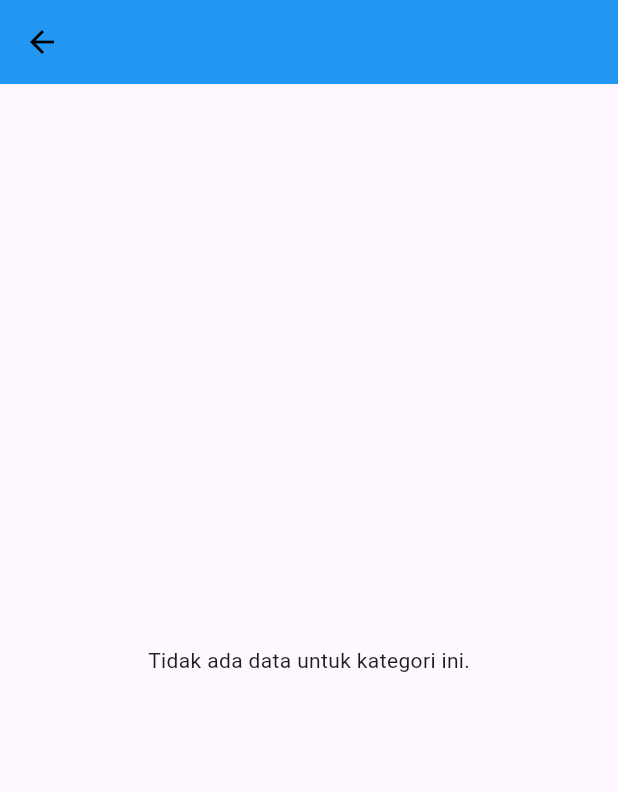
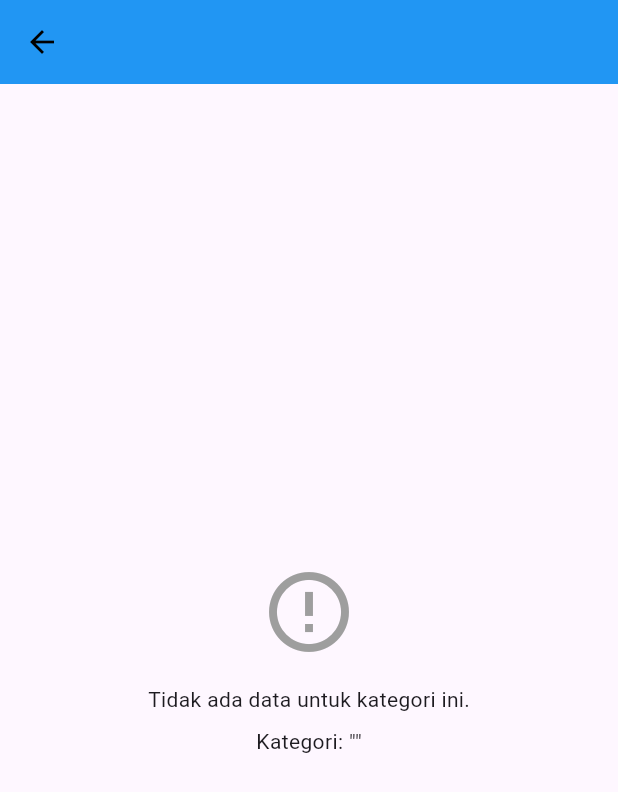
Before and after one commit to newgede/sidebar_navigation, a Flutter app: the HalamanKosaKata screen opened directly with empty values, on a phone screen of 412 x 824 dp. Shown: the top 792 px of the screen. Run offline on Flutter 3.47's test engine with Material 3 defaults, Android fonts, the light colour scheme and no system bars.

Commit message:
menambahkan "finish" pada halaman kosakata

```diff
--- a/lib/halaman_kosa_kata.dart
+++ b/lib/halaman_kosa_kata.dart
@@ -10,309 +10,316 @@ class HalamanKosaKata extends StatefulWidget {
 
 class _HalamanKosaKataState extends State<HalamanKosaKata> {
   int currentIndex = 0;
+  bool isFinished = false;
 
   List<Map<String, String>> semuaKosaKata = [
+    // KOSA KATA HEWAN
     {
       'kata': 'Dog',
       'arti': 'Anjing',
       'ejaan': 'dog',
-      'kategori': 'KosaKata Hewan',
+      'kategori': 'Kosa Kata Hewan',
       'gambar': 'assets/images/dog.jpg',
     },
     {
       'kata': 'Rabbit',
       'arti': 'Kelinci',
       'ejaan': 're-bit',
-      'kategori': 'KosaKata Hewan',
+      'kategori': 'Kosa Kata Hewan',
       'gambar': 'assets/images/rabbit.jpg',
     },
     {
       'kata': 'Zebra',
       'arti': 'Zebra',
       'ejaan': 'ze-bra',
-      'kategori': 'KosaKata Hewan',
+      'kategori': 'Kosa Kata Hewan',
       'gambar': 'assets/images/zebra.jpg',
     },
     {
       'kata': 'Cat',
       'arti': 'Kucing',
       'ejaan': 'kat',
-      'kategori': 'KosaKata Hewan',
+      'kategori': 'Kosa Kata Hewan',
       'gambar': 'assets/images/cat.jpg',
     },
     {
       'kata': 'Cow',
       'arti': 'Sapi',
       'ejaan': 'kau',
-      'kategori': 'KosaKata Hewan',
+      'kategori': 'Kosa Kata Hewan',
       'gambar': 'assets/images/cow.jpg',
     },
     {
       'kata': 'Crocodile',
       'arti': 'Buaya',
       'ejaan': 'kro-ko-dail',
-      'kategori': 'KosaKata Hewan',
+      'kategori': 'Kosa Kata Hewan',
       'gambar': 'assets/images/crocodile.jpg',
     },
     {
       'kata': 'Bird',
       'arti': 'Burung',
       'ejaan': 'bi-rd',
-      'kategori': 'KosaKata Hewan',
+      'kategori': 'Kosa Kata Hewan',
       'gambar': 'assets/images/bird.jpg',
     },
     {
       'kata': 'Deer',
       'arti': 'Rusa',
       'ejaan': 'dir',
-      'kategori': 'KosaKata Hewan',
+      'kategori': 'Kosa Kata Hewan',
       'gambar': 'assets/images/deer.jpg',
     },
     {
       'kata': 'Chicken',
       'arti': 'Ayam',
       'ejaan': 'chi-ken',
-      'kategori': 'KosaKata Hewan',
+      'kategori': 'Kosa Kata Hewan',
       'gambar': 'assets/images/chicken.jpg',
     },
     {
       'kata': 'Tiger',
       'arti': 'Harimau',
       'ejaan': 'tai-ger',
-      'kategori': 'KosaKata Hewan',
+      'kategori': 'Kosa Kata Hewan',
       'gambar': 'assets/images/tiger.jpg',
     },
+
+    // KOSA KATA BUAH
     {
       'kata': 'Kiwi',
       'arti': 'Kiwi',
       'ejaan': 'ki-wi',
-      'kategori': 'KosaKata Buah',
+      'kategori': 'Kosa Kata Buah',
       'gambar': 'assets/images/kiwi.jpg',
     },
     {
       'kata': 'Durian',
       'arti': 'Durian',
       'ejaan': 'du-ri-an',
-      'kategori': 'KosaKata Buah',
+      'kategori': 'Kosa Kata Buah',
       'gambar': 'assets/images/Durian.jpg',
     },
     {
       'kata': 'Mangosteen',
       'arti': 'Manggis',
       'ejaan': 'mang-ge-stin',
-      'kategori': 'KosaKata Buah',
+      'kategori': 'Kosa Kata Buah',
       'gambar': 'assets/images/mangosteen.jpg',
     },
     {
       'kata': 'Apple',
       'arti': 'Apel',
       'ejaan': 'ap-pel',
-      'kategori': 'KosaKata Buah',
+      'kategori': 'Kosa Kata Buah',
       'gambar': 'assets/images/apple.jpg',
     },
     {
       'kata': 'Melon',
       'arti': 'Melon',
       'ejaan': 'me-lon',
-      'kategori': 'KosaKata Buah',
+      'kategori': 'Kosa Kata Buah',
       'gambar': 'assets/images/melon.jpg',
     },
     {
       'kata': 'Strawberry',
       'arti': 'Stroberi',
       'ejaan': 'stro-ber-ri',
-      'kategori': 'KosaKata Buah',
+      'kategori': 'Kosa Kata Buah',
       'gambar': 'assets/images/strawberry.jpg',
     },
     {
       'kata': 'Rambutan',
       'arti': 'Rambutan',
       'ejaan': 'ram-bu-tan',
-      'kategori': 'KosaKata Buah',
+      'kategori': 'Kosa Kata Buah',
       'gambar': 'assets/images/rambutan.jpg',
     },
     {
       'kata': 'Banana',
       'arti': 'Pisang',
       'ejaan': 'ba-na-na',
-      'kategori': 'KosaKata Buah',
+      'kategori': 'Kosa Kata Buah',
       'gambar': 'assets/images/banana.jpg',
     },
     {
       'kata': 'Soursop',
       'arti': 'Sirsak',
       'ejaan': 'sau-er-sop',
-      'kategori': 'KosaKata Buah',
+      'kategori': 'Kosa Kata Buah',
       'gambar': 'assets/images/soursop.jpg',
     },
     {
       'kata': 'Sapodilla',
       'arti': 'Sawo',
       'ejaan': 'sa-po-di-la',
-      'kategori': 'KosaKata Buah',
+      'kategori': 'Kosa Kata Buah',
       'gambar': 'assets/images/sapodilla.jpg',
     },
+
+    // KOSA KATA BUNGA
     {
       'kata': 'Jasmine',
       'arti': 'Melati',
       'ejaan': 'jaz-min',
-      'kategori': 'KosaKata Bunga',
+      'kategori': 'Kosa Kata Bunga',
       'gambar': 'assets/images/jasmine.jpg',
     },
     {
       'kata': 'Rose',
       'arti': 'Mawar',
       'ejaan': 'rous',
-      'kategori': 'KosaKata Bunga',
+      'kategori': 'Kosa Kata Bunga',
       'gambar': 'assets/images/rose.jpg',
     },
     {
       'kata': 'Bougainvillea',
       'arti': 'Bougenville',
       'ejaan': 'bou-gen-vil-lea',
-      'kategori': 'KosaKata Bunga',
+      'kategori': 'Kosa Kata Bunga',
       'gambar': 'assets/images/bougainvillea.jpg',
     },
     {
       'kata': 'Sunflower',
       'arti': 'Bunga Matahari',
       'ejaan': 'san-flau-er',
-      'kategori': 'KosaKata Bunga',
+      'kategori': 'Kosa Kata Bunga',
       'gambar': 'assets/images/sun.jpg',
     },
     {
       'kata': 'Lavender',
       'arti': 'Lavender',
       'ejaan': 'la-ven-der',
-      'kategori': 'KosaKata Bunga',
+      'kategori': 'Kosa Kata Bunga',
       'gambar': 'assets/images/lavender.jpg',
     },
     {
       'kata': 'Orchid',
       'arti': 'Anggrek',
       'ejaan': 'or-kid',
-      'kategori': 'KosaKata Bunga',
+      'kategori': 'Kosa Kata Bunga',
       'gambar': 'assets/images/orchid.jpg',
     },
     {
       'kata': 'Lily',
       'arti': 'lili',
       'ejaan': 'li-li',
-      'kategori': 'KosaKata Bunga',
+      'kategori': 'Kosa Kata Bunga',
       'gambar': 'assets/images/lily.jpg',
     },
     {
       'kata': 'Frangipani',
       'arti': 'Kamboja',
       'ejaan': 'fran-ji-pa-ni',
-      'kategori': 'KosaKata Bunga',
+      'kategori': 'Kosa Kata Bunga',
       'gambar': 'assets/images/frangipani.jpg',
     },
     {
       'kata': 'Tulip',
       'arti': 'Tulip',
       'ejaan': 'tu-lip',
-      'kategori': 'KosaKata Bunga',
+      'kategori': 'Kosa Kata Bunga',
       'gambar': 'assets/images/tulip.jpg',
     },
     {
       'kata': 'Lotus',
       'arti': 'Teratai',
       'ejaan': 'lo-tes',
-      'kategori': 'KosaKata Bunga',
+      'kategori': 'Kosa Kata Bunga',
       'gambar': 'assets/images/lotus.jpg',
     },
+
+    // KOSA KATA ORGAN TUBUH
     {
       'kata': 'Heart',
       'arti': 'Jantung',
       'ejaan': 'härt',
-      'kategori': 'KosaKata Organ Tubuh',
+      'kategori': 'Kosa Kata Organ Tubuh',
       'gambar': 'assets/images/heart.jpg',
     },
     {
       'kata': 'Liver',
       'arti': 'Hati',
       'ejaan': 'li-ver',
-      'kategori': 'KosaKata Organ Tubuh',
+      'kategori': 'Kosa Kata Organ Tubuh',
       'gambar': 'assets/images/liver.jpg',
     },
     {
       'kata': 'Ears',
       'arti': 'Telinga',
       'ejaan': 'iers',
-      'kategori': 'KosaKata Organ Tubuh',
+      'kategori': 'Kosa Kata Organ Tubuh',
       'gambar': 'assets/images/ears.jpg',
     },
     {
       'kata': 'Eyes',
       'arti': 'Mata',
       'ejaan': 'ais',
-      'kategori': 'KosaKata Organ Tubuh',
+      'kategori': 'Kosa Kata Organ Tubuh',
       'gambar': 'assets/images/eyes.jpg',
     },
     {
       'kata': 'Stomach',
       'arti': 'Lambung',
       'ejaan': 'sta-mek',
-      'kategori': 'KosaKata Organ Tubuh',
+      'kategori': 'Kosa Kata Organ Tubuh',
       'gambar': 'assets/images/stomach.jpg',
     },
     {
       'kata': 'Intestines',
       'arti': 'Usus',
       'ejaan': 'in-tes-tins',
-      'kategori': 'KosaKata Organ Tubuh',
+      'kategori': 'Kosa Kata Organ Tubuh',
       'gambar': 'assets/images/intestines.jpg',
     },
     {
       'kata': 'Kidney',
       'arti': 'Ginjal',
       'ejaan': 'kid-ni',
-      'kategori': 'KosaKata Organ Tubuh',
+      'kategori': 'Kosa Kata Organ Tubuh',
       'gambar': 'assets/images/kidney.jpg',
     },
     {
       'kata': 'Lung',
       'arti': 'Paru-Paru',
       'ejaan': 'lang',
-      'kategori': 'KosaKata Organ Tubuh',
+      'kategori': 'Kosa Kata Organ Tubuh',
       'gambar': 'assets/images/lung.jpg',
     },
     {
       'kata': 'Brain',
       'arti': 'Otak',
       'ejaan': 'breyn',
-      'kategori': 'KosaKata Organ Tubuh',
+      'kategori': 'Kosa Kata Organ Tubuh',
       'gambar': 'assets/images/brain.jpg',
     },
     {
       'kata': 'Nose',
       'arti': 'Hidung',
       'ejaan': 'nous',
-      'kategori': 'KosaKata Organ Tubuh',
+      'kategori': 'Kosa Kata Organ Tubuh',
       'gambar': 'assets/images/nose.jpg',
     },
   ];
 
+  List<Map<String, String>> get daftarTampil {
+    return semuaKosaKata
+        .where((item) => item['kategori'] == widget.kategori)
+        .toList();
+  }
+
   void nextWord() {
-    final daftarTampil = semuaKosaKata
-        .where((item) => item['kategori'] == widget.kategori.trim())
-        .toList();
-
     setState(() {
       if (currentIndex < daftarTampil.length - 1) {
         currentIndex++;
       } else {
-        currentIndex = 0; // Kembali ke awal
+        // Langsung kembali ke halaman sebelumnya tanpa finish screen
+        Navigator.pop(context);
       }
     });
   }
 
   void previousWord() {
-    final daftarTampil = semuaKosaKata
-        .where((item) => item['kategori'] == widget.kategori.trim())
-        .toList();
-
     setState(() {
       if (currentIndex > 0) {
         currentIndex--;
@@ -322,19 +329,27 @@ class _HalamanKosaKataState extends State<HalamanKosaKata> {
     });
   }
 
+  void restartLearning() {
+    setState(() {
+      currentIndex = 0;
+      isFinished = false;
+    });
+  }
+
+  void finishLearning() {
+    Navigator.pop(context);
+  }
+
   @override
   Widget build(BuildContext context) {
-    final daftarTampil = semuaKosaKata
-        .where((item) => item['kategori'] == widget.kategori.trim())
-        .toList();
+    // Debug print untuk melihat kategori yang diterima
+    print('Kategori diterima: "${widget.kategori}"');
+    print('Jumlah data untuk kategori ini: ${daftarTampil.length}');
 
-    // Mendapatkan ukuran layar
     final screenSize = MediaQuery.of(context).size;
     final screenWidth = screenSize.width;
-    final screenHeight = screenSize.height;
     final isTablet = screenWidth > 600;
 
-    // Responsive sizes untuk memastikan semua konten terlihat
     final imageSize = isTablet ? screenWidth * 0.25 : screenWidth * 0.35;
     final titleFontSize = isTablet ? 32.0 : 24.0;
     final pronunciationFontSize = isTablet ? 18.0 : 16.0;
@@ -349,11 +364,20 @@ class _HalamanKosaKataState extends State<HalamanKosaKata> {
           backgroundColor: Colors.blue,
           foregroundColor: Colors.black,
         ),
-        body: Center(child: Text('Tidak ada data untuk kategori ini.')),
+        body: Center(
+          child: Column(
+            mainAxisAlignment: MainAxisAlignment.center,
+            children: [
+              Icon(Icons.error_outline, size: 64, color: Colors.grey),
+              SizedBox(height: 16),
+              Text('Tidak ada data untuk kategori ini.'),
+              SizedBox(height: 8),
+              Text('Kategori: "${widget.kategori}"'),
+            ],
+          ),
+        ),
       );
     }
-
-    final currentWord = daftarTampil[currentIndex];
 
     return Scaffold(
       appBar: AppBar(
@@ -382,7 +406,7 @@ class _HalamanKosaKataState extends State<HalamanKosaKata> {
       body: SafeArea(
         child: Column(
           children: [
-            // Kartu Kosakata - Fixed layout tanpa scroll
+            // Kartu Kosakata
             Expanded(
               flex: 8,
               child: Container(
@@ -398,13 +422,13 @@ class _HalamanKosaKataState extends State<HalamanKosaKata> {
                     child: Column(
                       mainAxisAlignment: MainAxisAlignment.center,
                       children: [
-                        // Arti (Bahasa Indonesia) ukuran font diperbesar
+                        // Arti (Bahasa Indonesia)
                         Flexible(
                           flex: 1,
                           child: FittedBox(
                             fit: BoxFit.scaleDown,
                             child: Text(
-                              currentWord['arti'] ?? '',
+                              daftarTampil[currentIndex]['arti'] ?? '',
                               style: TextStyle(
                                 fontSize: meaningFontSize,
                                 fontWeight: FontWeight.w600,
@@ -417,7 +441,7 @@ class _HalamanKosaKataState extends State<HalamanKosaKata> {
 
                         SizedBox(height: isTablet ? 16 : 12),
 
-                        // Ukuran gambar dikurangi
+                        // Gambar
                         Flexible(
                           flex: 4,
                           child: Container(
@@ -443,7 +467,7 @@ class _HalamanKosaKataState extends State<HalamanKosaKata> {
                             child: ClipRRect(
                               borderRadius: BorderRadius.circular(15),
                               child: Image.asset(
-                                currentWord['gambar'] ?? '',
+                                daftarTampil[currentIndex]['gambar'] ?? '',
                                 fit: BoxFit.cover,
                                 errorBuilder: (context, error, stackTrace) {
                                   return Container(
@@ -468,7 +492,7 @@ class _HalamanKosaKataState extends State<HalamanKosaKata> {
                           child: FittedBox(
                             fit: BoxFit.scaleDown,
                             child: Text(
-                              currentWord['kata'] ?? '',
+                              daftarTampil[currentIndex]['kata'] ?? '',
                               style: TextStyle(
                                 fontSize: titleFontSize,
                                 fontWeight: FontWeight.bold,
@@ -495,7 +519,7 @@ class _HalamanKosaKataState extends State<HalamanKosaKata> {
                             child: FittedBox(
                               fit: BoxFit.scaleDown,
                               child: Text(
-                                '/${currentWord['ejaan']}/',
+                                '/${daftarTampil[currentIndex]['ejaan']}/',
                                 style: TextStyle(
                                   fontSize: pronunciationFontSize,
                                   color: Colors.blue[800],
@@ -570,9 +594,27 @@ class _HalamanKosaKataState extends State<HalamanKosaKata> {
 
                   SizedBox(width: 16),
 
-                  // Tombol Next
+                  // Tombol Next atau Finish
                   Flexible(
-                    child: ElevatedButton.icon(
+                    child: currentIndex == daftarTampil.length - 1
+                        ? ElevatedButton(
+                            onPressed: nextWord,
+                            child: FittedBox(
+                              fit: BoxFit.scaleDown,
+                              child: Text('Finish'),
+                            ),
+                            style: ElevatedButton.styleFrom(
+                              backgroundColor: Colors.green[600],
+                              foregroundColor: Colors.white,
+                              padding: EdgeInsets.symmetric(
+                                  horizontal: isTablet ? 28 : 24,
+                                  vertical: isTablet ? 16 : 12),
+                              shape: RoundedRectangleBorder(
+                                borderRadius: BorderRadius.circular(25),
+                              ),
+                            ),
+                          )
+                        : ElevatedButton.icon(
                             onPressed: nextWord,
                             icon: Icon(
                               Icons.arrow_forward_ios,
```
Lines whose indentation alone changed are shown as unchanged.
